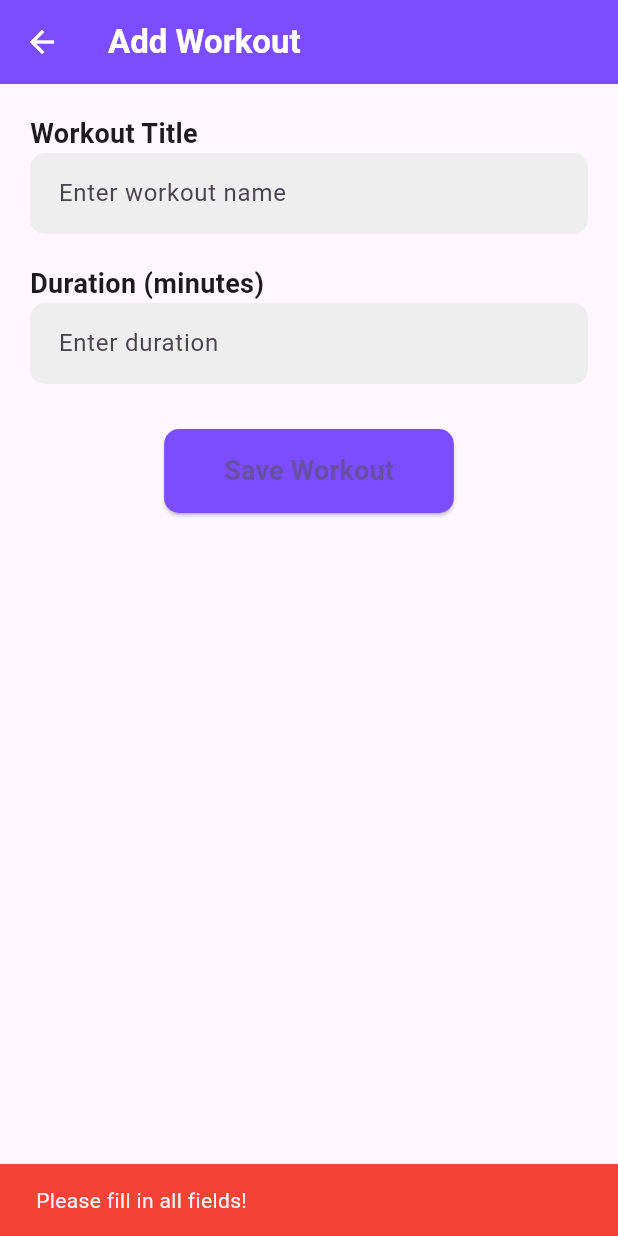
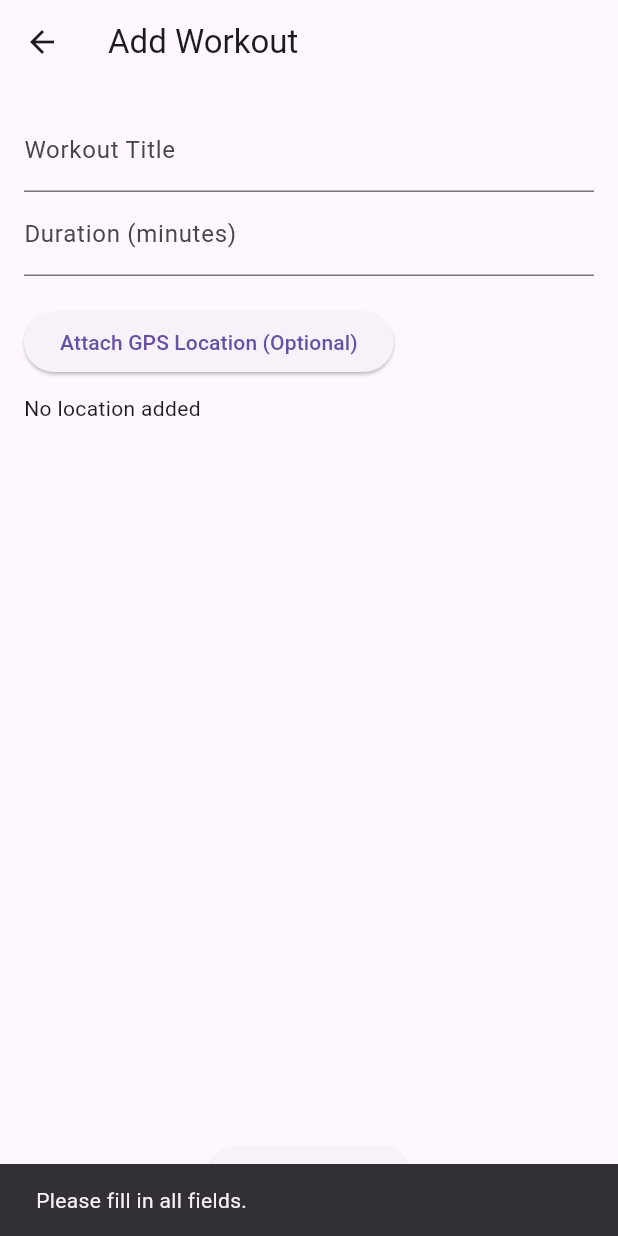
Before and after one commit to SamuelSam2005/CPDSamuelSammut2025HA, a Flutter app: the AddWorkoutPage screen opened directly, after a tap on "Save Workout", on a phone screen of 412 x 824 dp. Run offline on Flutter 3.47's test engine with Material 3 defaults, Android fonts, the phone set to English and light mode, and no system bars; our stand-ins replace geolocator.

Commit message:
Added GPS tracking for workouts and fixed deletion issue

```diff
--- a/lib/screens/add_workout_page.dart
+++ b/lib/screens/add_workout_page.dart
@@ -1,4 +1,5 @@
 import 'package:flutter/material.dart';
+import 'package:geolocator/geolocator.dart';
 
 class AddWorkoutPage extends StatefulWidget {
   const AddWorkoutPage({super.key});
@@ -10,87 +11,104 @@ class AddWorkoutPage extends StatefulWidget {
 class _AddWorkoutPageState extends State<AddWorkoutPage> {
   final TextEditingController _titleController = TextEditingController();
   final TextEditingController _durationController = TextEditingController();
+  Position? _currentPosition;
+
+  Future<void> _getCurrentLocation() async {
+    bool serviceEnabled;
+    LocationPermission permission;
+
+    serviceEnabled = await Geolocator.isLocationServiceEnabled();
+    if (!serviceEnabled) {
+      _showError("Location services are disabled.");
+      return;
+    }
+
+    permission = await Geolocator.checkPermission();
+    if (permission == LocationPermission.denied) {
+      permission = await Geolocator.requestPermission();
+      if (permission == LocationPermission.denied) {
+        _showError("Location permissions are denied.");
+        return;
+      }
+    }
+
+    if (permission == LocationPermission.deniedForever) {
+      _showError("Location permissions are permanently denied.");
+      return;
+    }
+
+    try {
+      Position position = await Geolocator.getCurrentPosition(
+        locationSettings: const LocationSettings(accuracy: LocationAccuracy.high),
+      );
+
+      if (mounted) {
+        setState(() {
+          _currentPosition = position;
+        });
+      }
+    } catch (e) {
+      _showError("Error getting location: $e");
+    }
+  }
 
   void _saveWorkout() {
     String title = _titleController.text.trim();
     String duration = _durationController.text.trim();
 
     if (title.isEmpty || duration.isEmpty) {
-      ScaffoldMessenger.of(context).showSnackBar(
-        SnackBar(
-          content: const Text("Please fill in all fields!"),
-          backgroundColor: Colors.red,
-        ),
-      );
+      _showError("Please fill in all fields.");
       return;
     }
 
-    Navigator.pop(context, {"title": title, "duration": duration});
+    String location = _currentPosition != null
+        ? "Lat: ${_currentPosition!.latitude}, Lng: ${_currentPosition!.longitude}"
+        : "No location added";
+
+    // Simulating saving the workout
+    Navigator.pop(context, {
+      "title": title,
+      "duration": duration,
+      "location": location,
+    });
+  }
+
+  void _showError(String message) {
+    ScaffoldMessenger.of(context).showSnackBar(SnackBar(content: Text(message)));
   }
 
   @override
   Widget build(BuildContext context) {
     return Scaffold(
-      appBar: AppBar(
-        title: const Text('Add Workout', style: TextStyle(fontSize: 22, fontWeight: FontWeight.bold)),
-        backgroundColor: Colors.deepPurpleAccent,
-        foregroundColor: Colors.white,
-        elevation: 0,
-      ),
+      appBar: AppBar(title: const Text("Add Workout")),
       body: Padding(
-        padding: const EdgeInsets.all(20.0),
+        padding: const EdgeInsets.all(16.0),
         child: Column(
           crossAxisAlignment: CrossAxisAlignment.start,
           children: [
-            const Text(
-              "Workout Title",
-              style: TextStyle(fontSize: 18, fontWeight: FontWeight.w600),
-            ),
             TextField(
               controller: _titleController,
-              decoration: InputDecoration(
-                hintText: "Enter workout name",
-                filled: true,
-                fillColor: Colors.grey[200],
-                border: OutlineInputBorder(
-                  borderRadius: BorderRadius.circular(10),
-                  borderSide: BorderSide.none,
-                ),
-                contentPadding: const EdgeInsets.symmetric(vertical: 15, horizontal: 15),
-              ),
-            ),
-            const SizedBox(height: 20),
-            const Text(
-              "Duration (minutes)",
-              style: TextStyle(fontSize: 18, fontWeight: FontWeight.w600),
+              decoration: const InputDecoration(labelText: "Workout Title"),
             ),
             TextField(
               controller: _durationController,
+              decoration: const InputDecoration(labelText: "Duration (minutes)"),
               keyboardType: TextInputType.number,
-              decoration: InputDecoration(
-                hintText: "Enter duration",
-                filled: true,
-                fillColor: Colors.grey[200],
-                border: OutlineInputBorder(
-                  borderRadius: BorderRadius.circular(10),
-                  borderSide: BorderSide.none,
-                ),
-                contentPadding: const EdgeInsets.symmetric(vertical: 15, horizontal: 15),
-              ),
             ),
-            const SizedBox(height: 30),
+            const SizedBox(height: 20),
+            ElevatedButton(
+              onPressed: _getCurrentLocation,
+              child: const Text("Attach GPS Location (Optional)"),
+            ),
+            const SizedBox(height: 10),
+            _currentPosition != null
+                ? Text("Attached Location: Lat: ${_currentPosition!.latitude}, Lng: ${_currentPosition!.longitude}")
+                : const Text("No location added"),
+            const Spacer(),
             Center(
               child: ElevatedButton(
                 onPressed: _saveWorkout,
-                style: ElevatedButton.styleFrom(
-                  backgroundColor: Colors.deepPurpleAccent,
-                  padding: const EdgeInsets.symmetric(horizontal: 40, vertical: 15),
-                  shape: RoundedRectangleBorder(borderRadius: BorderRadius.circular(10)),
-                ),
-                child: const Text(
-                  "Save Workout",
-                  style: TextStyle(fontSize: 18, fontWeight: FontWeight.bold),
-                ),
+                child: const Text("Save Workout"),
               ),
             ),
           ],
```
Also changed, not shown: lib/main.dart (+8 -51 lines), lib/screens/gps_tracking_page.dart (added, +94 -0 lines), lib/screens/main_page.dart (+42 -49 lines), 1 other file.
